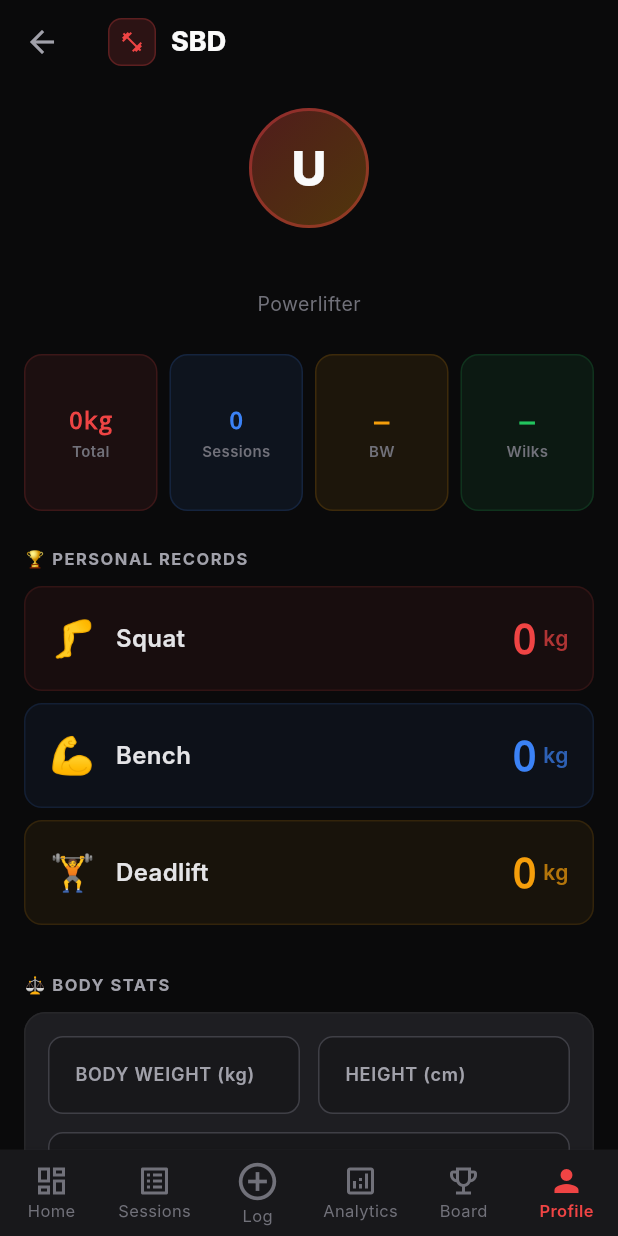
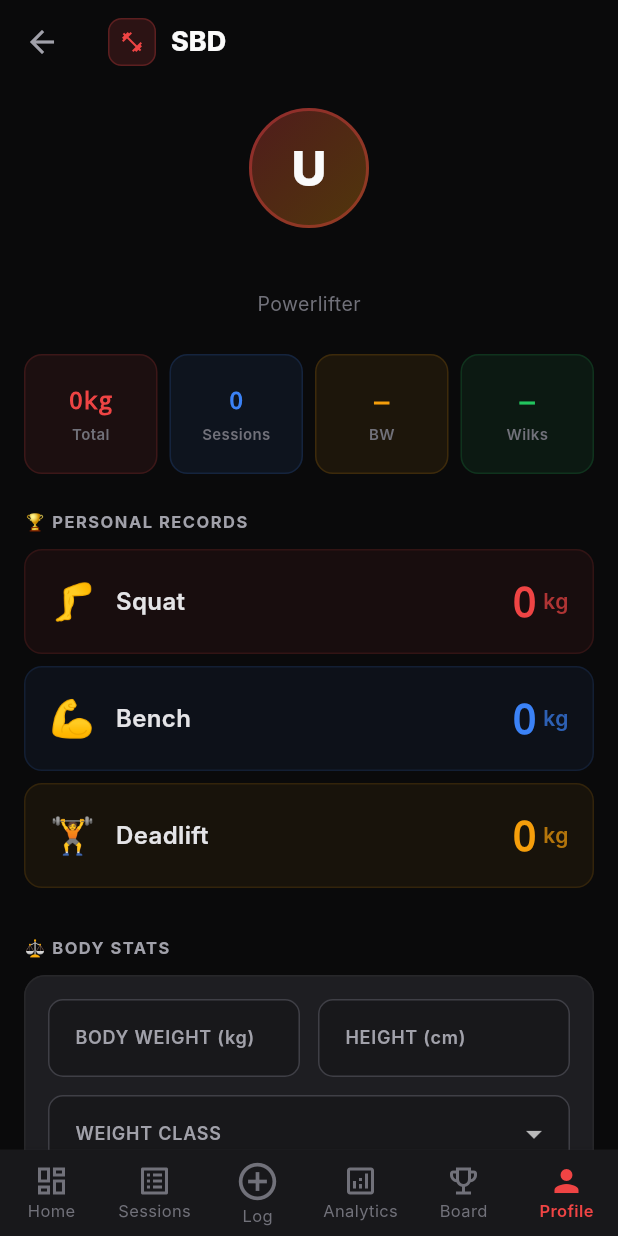
Before and after one commit to ImmortalWP/SBD-Tracker, a Flutter app: the MainShell screen opened directly, item 6 of the bottom bar chosen, on a phone screen of 412 x 824 dp. Run offline on Flutter 3.47's test engine with Material 3 defaults, Android fonts, the light colour scheme and no system bars; our stand-ins replace shared_preferences; accounts and stored records are empty; network calls fail; Roboto replaces fonts that are missing (Inter).

Commit message:
UI changes

```diff
--- a/mobile/lib/screens/profile_screen.dart
+++ b/mobile/lib/screens/profile_screen.dart
@@ -166,16 +166,14 @@ class _ProfileScreenState extends State<ProfileScreen> {
           const SizedBox(height: 24),
 
           // Stats row - always 4 cards, same size
-          GridView.count(
-            crossAxisCount: 4,
-            shrinkWrap: true,
-            physics: const NeverScrollableScrollPhysics(),
-            crossAxisSpacing: 8,
-            childAspectRatio: 0.85,
+          Row(
             children: [
               _statBox('Total', '${total}kg', AppTheme.accentRed),
+              const SizedBox(width: 8),
               _statBox('Sessions', '$_totalSessions', AppTheme.accentBlue),
+              const SizedBox(width: 8),
               _statBox('BW', bw != null ? '${bw}kg' : '—', AppTheme.accentAmber),
+              const SizedBox(width: 8),
               _statBox('Wilks', wilks ?? '—', AppTheme.accentGreen),
             ],
           ),
@@ -316,7 +314,9 @@ class _ProfileScreenState extends State<ProfileScreen> {
   }
 
   Widget _statBox(String label, String value, Color color) {
-    return Container(
+    return Expanded(
+      child: Container(
+        height: 80,
         padding: const EdgeInsets.all(10),
         decoration: BoxDecoration(
           color: color.withValues(alpha: 0.08),
@@ -330,9 +330,10 @@ class _ProfileScreenState extends State<ProfileScreen> {
               fit: BoxFit.scaleDown,
               child: Text(value, style: TextStyle(fontSize: 16, fontWeight: FontWeight.w800, color: color, fontFamily: 'monospace')),
             ),
-          const SizedBox(height: 2),
+            const SizedBox(height: 4),
             Text(label, style: const TextStyle(fontSize: 10, fontWeight: FontWeight.w600, color: AppTheme.text500)),
           ],
+        ),
       ),
     );
   }
```
Also changed, not shown: improvement.txt (+3 -10 lines), mobile/lib/screens/analytics_screen.dart (+4 -7 lines), mobile/lib/screens/dashboard_screen.dart (+4 -11 lines), mobile/lib/widgets/session_card.dart (+28 -5 lines), 1 other file. Lines whose indentation alone changed are shown as unchanged.
